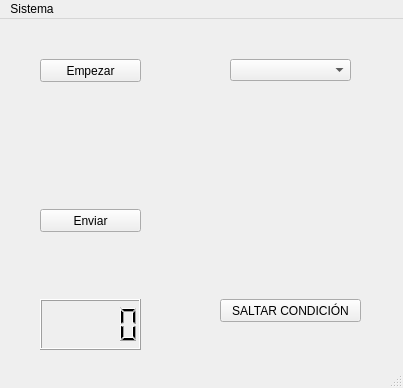
The window that ventanaPrincipal.ui (JonaFlan/SpellGuesser) describes before a commit, drawn with Qt 5.
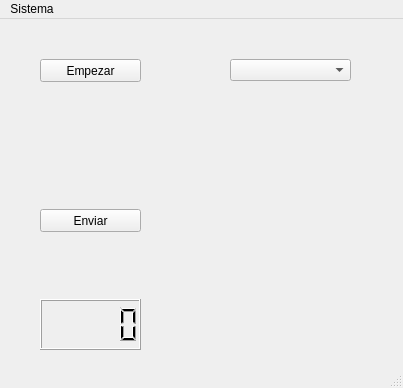
The same window after the commit. Icons and pictures are not drawn.

Commit message: Ventana Contraseña

Diff of the .ui file:
```diff
--- a/ventanaPrincipal.ui
+++ b/ventanaPrincipal.ui
@@ -117,19 +117,6 @@
      <bool>true</bool>
     </property>
    </widget>
-   <widget class="QPushButton" name="botonSkip">
-    <property name="geometry">
-     <rect>
-      <x>220</x>
-      <y>280</y>
-      <width>141</width>
-      <height>23</height>
-     </rect>
-    </property>
-    <property name="text">
-     <string>SALTAR CONDICIÓN</string>
-    </property>
-   </widget>
   </widget>
   <widget class="QMenuBar" name="menubar">
    <property name="geometry">
```
The commit also changes 5 other files.
